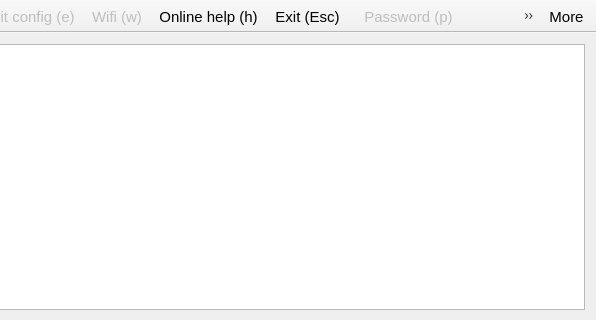
Above: recovery/mainwindow.ui from procount/pinn before the change; both pictures show x 104 to 700 and y 0 to 320 of the 700 by 450 pixel window. Below: the same form after it.
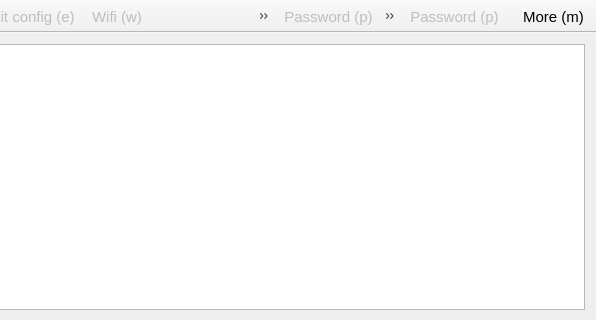
That is the form after the change. Icons and pictures are not drawn.

Commit message: toolbars (buttons may need moving)

The edit to the form file:
```diff
--- a/recovery/mainwindow.ui
+++ b/recovery/mainwindow.ui
@@ -160,9 +160,44 @@
    <addaction name="actionPassword"/>
    <addaction name="actionBackup"/>
    <addaction name="actionFschk"/>
-   <addaction name="actionRestore"/>
    <addaction name="actionClone"/>
   </widget>
+  <widget class="QToolBar" name="toolBar_3">
+   <property name="enabled">
+    <bool>true</bool>
+   </property>
+   <property name="windowTitle">
+    <string>toolBar</string>
+   </property>
+   <property name="accessibleDescription">
+    <string/>
+   </property>
+   <property name="layoutDirection">
+    <enum>Qt::LeftToRight</enum>
+   </property>
+   <property name="autoFillBackground">
+    <bool>false</bool>
+   </property>
+   <property name="movable">
+    <bool>false</bool>
+   </property>
+   <property name="iconSize">
+    <size>
+     <width>40</width>
+     <height>40</height>
+    </size>
+   </property>
+   <property name="toolButtonStyle">
+    <enum>Qt::ToolButtonTextUnderIcon</enum>
+   </property>
+   <attribute name="toolBarArea">
+    <enum>TopToolBarArea</enum>
+   </attribute>
+   <attribute name="toolBarBreak">
+    <bool>false</bool>
+   </attribute>
+   <addaction name="actionPassword"/>
+  </widget>
   <widget class="QToolBar" name="advToolBar">
    <property name="enabled">
     <bool>true</bool>
@@ -241,7 +276,7 @@
      <normaloff>:/icons/bullet_arrow_right.png</normaloff>:/icons/bullet_arrow_right.png</iconset>
    </property>
    <property name="text">
-    <string>More</string>
+    <string>More (m)</string>
    </property>
    <property name="toolTip">
     <string>More menus</string>
```
Left out of the diff: 6 changed lines with no effect on the pictures. The commit also changes 24 other files.
